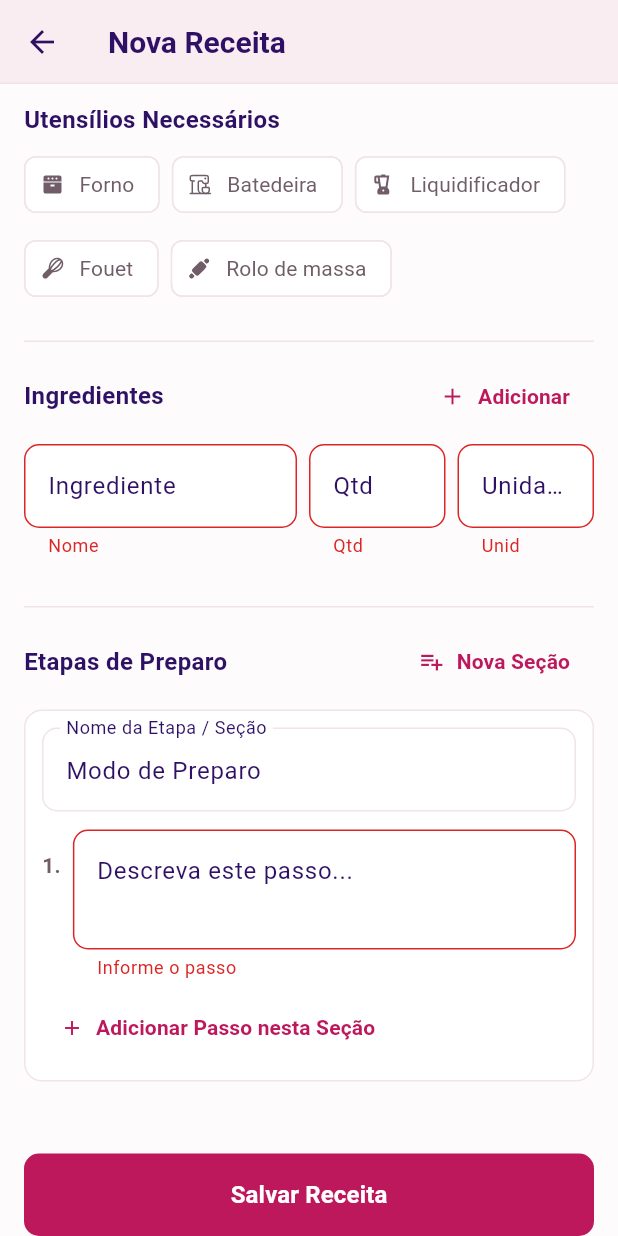
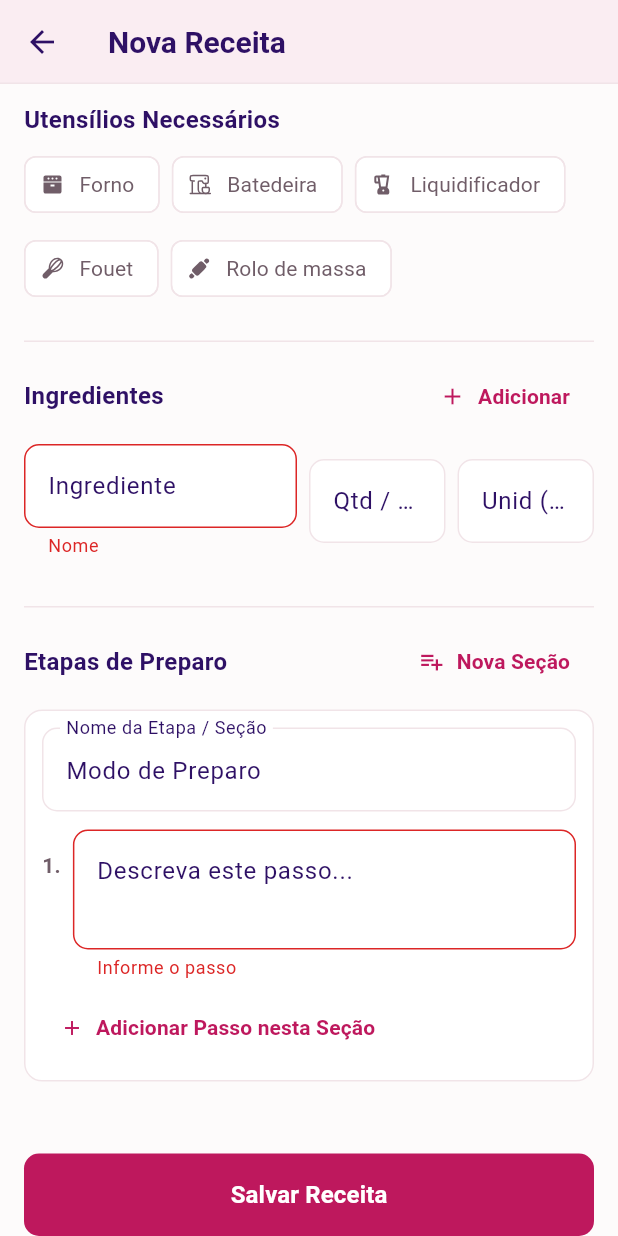
Before and after one commit to livialmeida/LivCipes, a Flutter app: the RecipeFormScreen screen opened directly, scrolled down 627 dp, after a tap on "Salvar Receita", on a phone screen of 412 x 824 dp. Run offline on Flutter 3.47's test engine with Material 3 defaults, Android fonts, the phone set to English and light mode, and no system bars; our stand-ins replace cloud_firestore, firebase_core, flutter_svg, google_fonts, shared_preferences, web; accounts and stored records are empty; generated files the repository leaves out were written again; Roboto replaces fonts that are missing (Momo Trust Display, Momo Trust Sans).

Commit message:
feat(recipes): support fractional/free-text ingredients, optional prep time, and wrap metadata

```diff
--- a/lib/features/recipes/ingredient_model.dart
+++ b/lib/features/recipes/ingredient_model.dart
@@ -1,12 +1,12 @@
 class Ingredient {
   final String name;
-  final double amount;
+  final String amount;
   final String unit;
 
   const Ingredient({
     required this.name,
-    required this.amount,
-    required this.unit,
+    this.amount = '',
+    this.unit = '',
 });
 
   Map<String, dynamic> toMap() {
@@ -18,9 +18,22 @@ class Ingredient {
   }
 
   factory Ingredient.fromMap(Map<String, dynamic> map) {
+    final rawAmount = map['amount'];
+    String parsedAmount = '';
+
+    if (rawAmount is num) {
+      if (rawAmount > 0) {
+        parsedAmount = rawAmount == rawAmount.roundToDouble()
+            ? rawAmount.toInt().toString()
+            : rawAmount.toString();
+      }
+    } else if (rawAmount is String) {
+      parsedAmount = rawAmount;
+    }
+
     return Ingredient(
         name: map['name'] as String? ?? '',
-        amount: (map['amount'] as num?)?.toDouble() ?? 0.0,
+        amount: parsedAmount,
         unit: map['unit'] as String? ?? '',
     );
   }
--- a/lib/features/recipes/recipe_form_screen.dart
+++ b/lib/features/recipes/recipe_form_screen.dart
@@ -62,12 +62,9 @@ class _RecipeFormScreenState extends State<RecipeFormScreen> {
       _selectedUtensilIds.addAll(r.requiredUtensils);
 
       for (final ing in r.ingredients) {
-        final amountStr = ing.amount == ing.amount.roundToDouble()
-            ? ing.amount.toInt().toString()
-            : ing.amount.toString();
         _ingredientRows.add(_IngredientRow(
           name: ing.name,
-          amount: amountStr,
+          amount: ing.amount,
           unit: ing.unit,
         ));
       }
@@ -133,10 +130,9 @@ class _RecipeFormScreenState extends State<RecipeFormScreen> {
 
     try {
       final ingredients = _ingredientRows.map((row) {
-        final rawAmount = row.amountController.text.replaceAll(',', '.').trim();
         return Ingredient(
           name: row.nameController.text.trim(),
-          amount: double.tryParse(rawAmount) ?? 0.0,
+          amount: row.amountController.text.trim(),
           unit: row.unitController.text.trim(),
         );
       }).toList();
@@ -254,8 +250,6 @@ class _RecipeFormScreenState extends State<RecipeFormScreen> {
                       labelText: 'Tempo (minutos)',
                       hintText: 'Ex: 45',
                     ),
-                    validator: (v) =>
-                    v == null || v.trim().isEmpty ? 'Informe o tempo' : null,
                   ),
                 ),
               ],
@@ -479,11 +473,10 @@ class _RecipeFormScreenState extends State<RecipeFormScreen> {
                       flex: 2,
                       child: TextFormField(
                         controller: row.amountController,
-                        keyboardType:
-                        const TextInputType.numberWithOptions(decimal: true),
-                        decoration: const InputDecoration(hintText: 'Qtd'),
-                        validator: (v) =>
-                        v == null || v.trim().isEmpty ? 'Qtd' : null,
+                        keyboardType: TextInputType.text,
+                        decoration: const InputDecoration(
+                          hintText: 'Qtd / a gosto',
+                        ),
                       ),
                     ),
                     const SizedBox(width: 8),
@@ -491,9 +484,9 @@ class _RecipeFormScreenState extends State<RecipeFormScreen> {
                       flex: 2,
                       child: TextFormField(
                         controller: row.unitController,
-                        decoration: const InputDecoration(hintText: 'Unidade'),
-                        validator: (v) =>
-                        v == null || v.trim().isEmpty ? 'Unid' : null,
+                        decoration: const InputDecoration(
+                          hintText: 'Unid (opc.)',
+                        ),
                       ),
                     ),
                     if (_ingredientRows.length > 1)
--- a/lib/features/recipes/recipe_list_screen.dart
+++ b/lib/features/recipes/recipe_list_screen.dart
@@ -797,6 +797,7 @@ class _RecipeListScreenState extends State<RecipeListScreen> {
               const SizedBox(height: 6),
               Row(
                 children: [
+                  if (recipe.prepTimeMinutes > 0) ...[
                     const Icon(Icons.timer_outlined, size: 14, color: AppColors.textSecondary),
                     const SizedBox(width: 4),
                     Text(
@@ -804,6 +805,7 @@ class _RecipeListScreenState extends State<RecipeListScreen> {
                       style: const TextStyle(fontSize: 12, color: AppColors.textSecondary),
                     ),
                     const SizedBox(width: 14),
+                  ],
                   const Icon(Icons.pie_chart_outline, size: 14, color: AppColors.textSecondary),
                   const SizedBox(width: 4),
                   Text(
```
Also changed, not shown: lib/features/recipes/recipe_detail_screen.dart (+13 -21 lines). Lines whose indentation alone changed are shown as unchanged.
